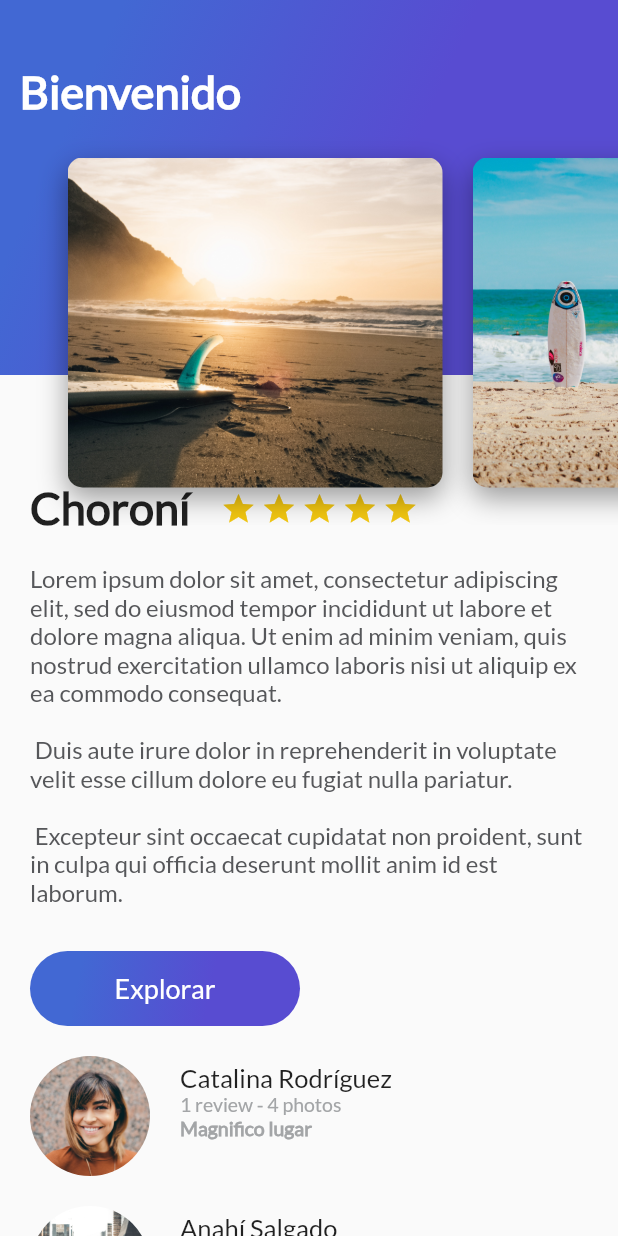
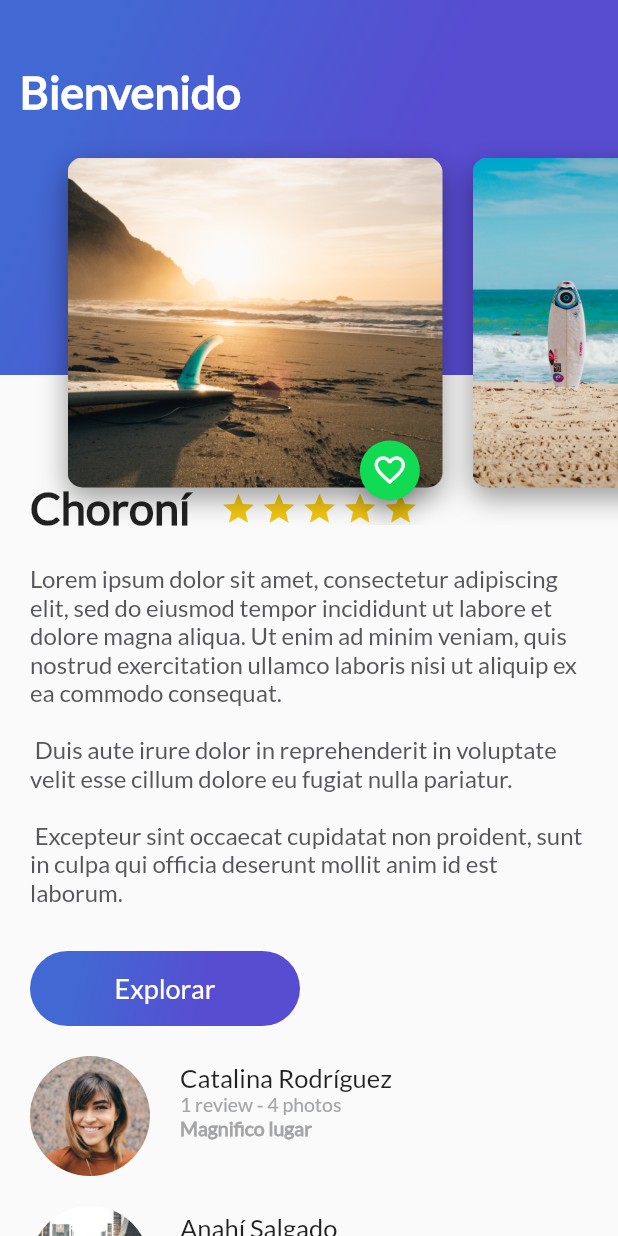
Before and after one commit to DaniSalermi/trips_ranking_app, a Flutter app: the screen it shows after launch, on a phone screen of 412 x 824 dp. Run offline on Flutter 3.47's test engine with Material 2 defaults, Android fonts, the phone set to English and light mode, and no system bars.

Commit message:
add favorite button

```diff
--- a/lib/card_image.dart
+++ b/lib/card_image.dart
@@ -1,4 +1,5 @@
 import 'package:flutter/material.dart';
+import 'floating_action_button_green.dart';
 
 class CardImage extends StatelessWidget {
   String pathImageCard = "assets/images/playa1.jpg";
@@ -22,6 +23,9 @@ class CardImage extends StatelessWidget {
                 offset: Offset(0.0, 7.0))
           ]),
     );
-    return card;
+    return Stack(
+      alignment: Alignment(0.9, 1.1),
+      children: <Widget>[card, FloatingActionButtonGreen()],
+    );
   }
 }
--- /dev/null
+++ b/lib/floating_action_button_green.dart
@@ -0,0 +1,34 @@
+import 'package:flutter/material.dart';
+
+class FloatingActionButtonGreen extends StatefulWidget {
+  @override
+  State<StatefulWidget> createState() {
+    return _FloatingActionButtonGreen();
+  }
+}
+
+class _FloatingActionButtonGreen extends State<FloatingActionButtonGreen> {
+  bool _isPressed = false;
+
+  void onPressedFav() {
+    setState(() {
+      _isPressed = !_isPressed;
+    });
+    Scaffold.of(context).showSnackBar(SnackBar(
+      content: _isPressed
+          ? Text("Añadido a favoritos")
+          : Text("Removido de favoritos"),
+    ));
+  }
+
+  @override
+  Widget build(BuildContext context) {
+    return FloatingActionButton(
+      backgroundColor: Color(0xFF11DA53),
+      mini: true,
+      tooltip: "Fav",
+      child: _isPressed ? Icon(Icons.favorite) : Icon(Icons.favorite_border),
+      onPressed: onPressedFav,
+    );
+  }
+}
```
